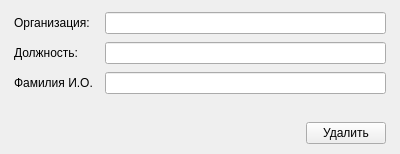
nikola240698/MeteringActs, file ui/externalrepresentativewidget.ui: the form before one commit.
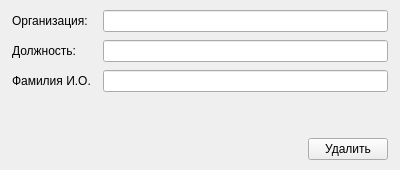
The form after the commit.

```diff
--- a/ui/externalrepresentativewidget.ui
+++ b/ui/externalrepresentativewidget.ui
@@ -7,7 +7,7 @@
     <x>0</x>
     <y>0</y>
     <width>400</width>
-    <height>154</height>
+    <height>170</height>
    </rect>
   </property>
   <property name="sizePolicy">
@@ -27,16 +27,46 @@
     <number>8</number>
    </property>
    <property name="leftMargin">
-    <number>14</number>
+    <number>0</number>
    </property>
    <property name="topMargin">
+    <number>4</number>
+   </property>
+   <property name="rightMargin">
+    <number>0</number>
+   </property>
+   <property name="bottomMargin">
+    <number>4</number>
+   </property>
+   <item>
+    <widget class="QFrame" name="representativeCardFrame">
+     <property name="minimumSize">
+      <size>
+       <width>0</width>
+       <height>0</height>
+      </size>
+     </property>
+     <property name="frameShape">
+      <enum>QFrame::Shape::NoFrame</enum>
+     </property>
+     <property name="frameShadow">
+      <enum>QFrame::Shadow::Raised</enum>
+     </property>
+     <layout class="QVBoxLayout" name="cardLayout">
+      <property name="spacing">
+       <number>8</number>
+      </property>
+      <property name="leftMargin">
     <number>12</number>
    </property>
+      <property name="topMargin">
+       <number>6</number>
+      </property>
    <property name="rightMargin">
-    <number>14</number>
+       <number>12</number>
    </property>
    <property name="bottomMargin">
-    <number>10</number>
+       <number>6</number>
    </property>
    <item>
     <layout class="QFormLayout" name="formLayout">
@@ -104,6 +134,9 @@
       </widget>
      </item>
     </layout>
+      </item>
+     </layout>
+    </widget>
    </item>
   </layout>
  </widget>
```
Lines whose indentation alone changed are shown as unchanged.
